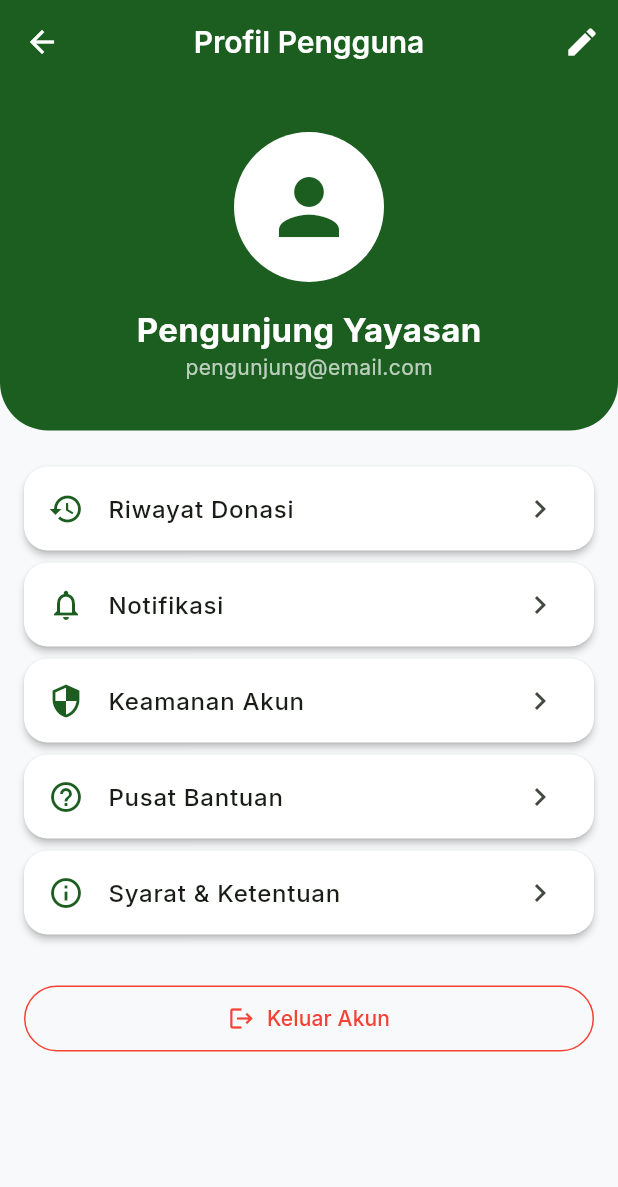
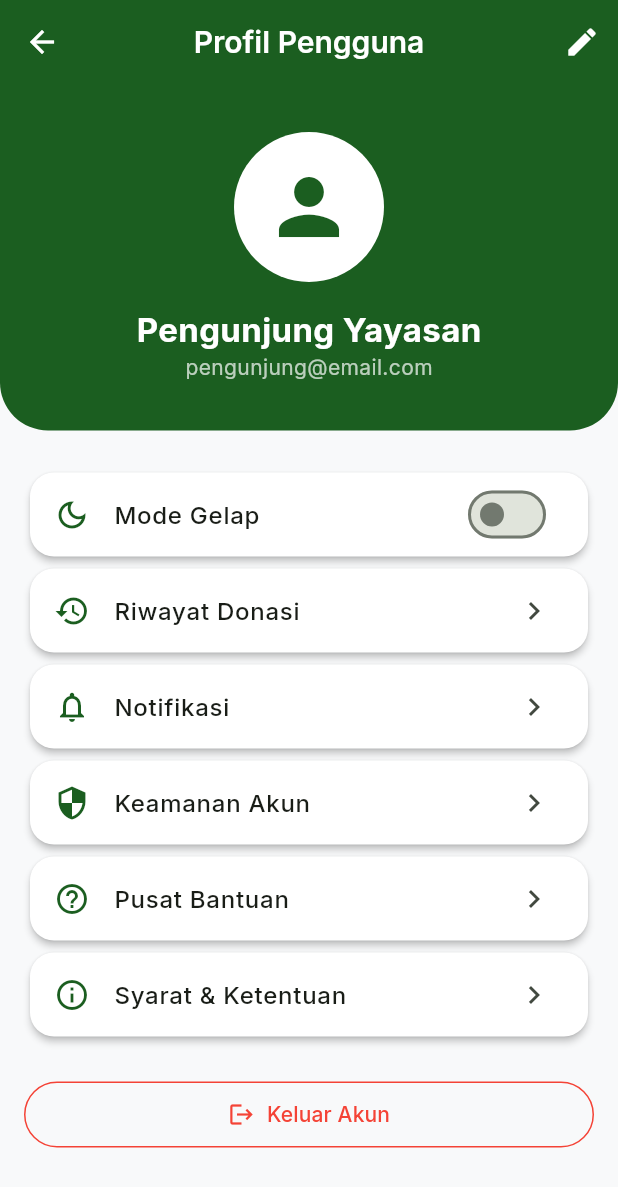
Before and after one commit to bil050525/yayasan_zainul_ilah, a Flutter app: the ProfileScreen screen opened directly, on a phone screen of 412 x 824 dp. Shown: the top 1187 px of the screen. Run offline on Flutter 3.47's test engine with Material 3 defaults, Android fonts, the phone set to English and light mode, and no system bars; our stand-ins replace google_fonts, shared_preferences; accounts and stored records are empty.

Commit message:
33. Add Dark Mode toggle switch in ProfileScreen

```diff
--- a/lib/screens/profile/profile_screen.dart
+++ b/lib/screens/profile/profile_screen.dart
@@ -1,5 +1,7 @@
 import 'package:flutter/material.dart';
+import 'package:provider/provider.dart';
 import 'package:shared_preferences/shared_preferences.dart';
+import '../../providers/theme_provider.dart';
 import '../auth/login_screen.dart';
 
 class ProfileScreen extends StatelessWidget {
@@ -69,10 +71,21 @@ class ProfileScreen extends StatelessWidget {
   }
 
   Widget _buildMenuSection(BuildContext context) {
+    final themeProvider = Provider.of<ThemeProvider>(context);
+
     return Padding(
       padding: const EdgeInsets.symmetric(horizontal: 16),
       child: Column(
         children: [
+          _buildMenuItem(
+            Icons.dark_mode_outlined,
+            'Mode Gelap',
+            () => themeProvider.toggleTheme(),
+            trailing: Switch(
+              value: themeProvider.isDarkMode,
+              onChanged: (value) => themeProvider.toggleTheme(),
+            ),
+          ),
           _buildMenuItem(Icons.history, 'Riwayat Donasi', () {}),
           _buildMenuItem(Icons.notifications_outlined, 'Notifikasi', () {}),
           _buildMenuItem(Icons.security, 'Keamanan Akun', () {}),
@@ -83,13 +96,13 @@ class ProfileScreen extends StatelessWidget {
     );
   }
 
-  Widget _buildMenuItem(IconData icon, String title, VoidCallback onTap) {
+  Widget _buildMenuItem(IconData icon, String title, VoidCallback onTap, {Widget? trailing}) {
     return Card(
-      margin: const EdgeInsets.only(bottom: 8),
+      margin: const EdgeInsets.all(4),
       child: ListTile(
         leading: Icon(icon, color: const Color(0xFF1B5E20)),
         title: Text(title, style: const TextStyle(fontWeight: FontWeight.w500)),
-        trailing: const Icon(Icons.chevron_right),
+        trailing: trailing ?? const Icon(Icons.chevron_right),
         onTap: onTap,
       ),
     );
```
